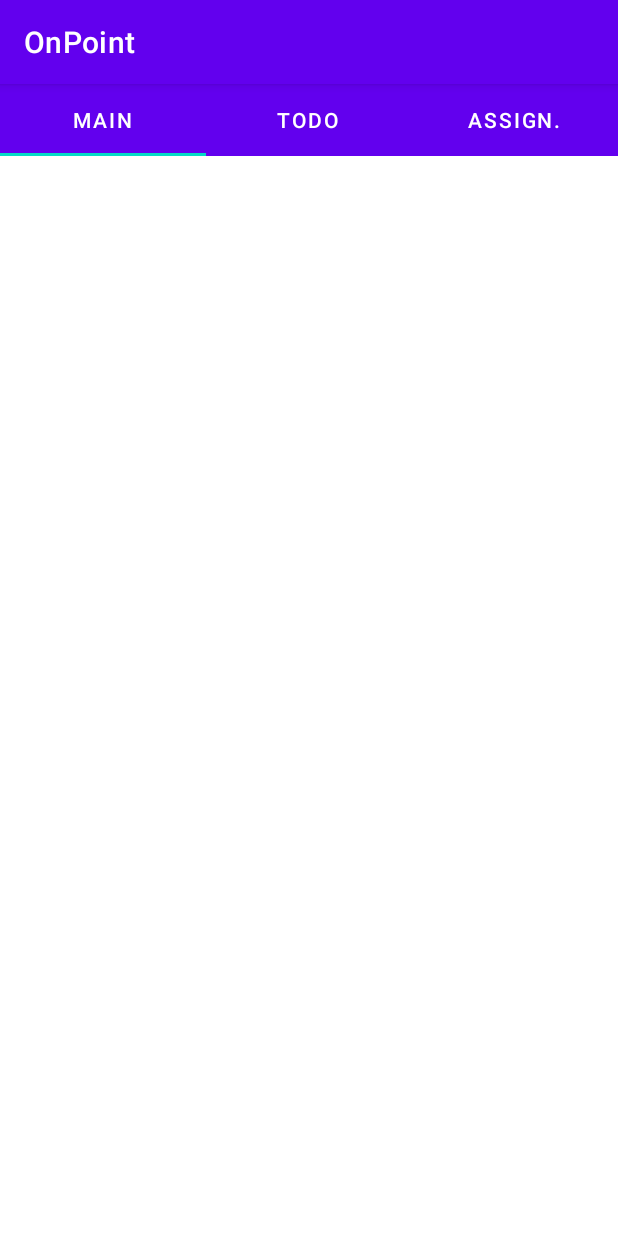
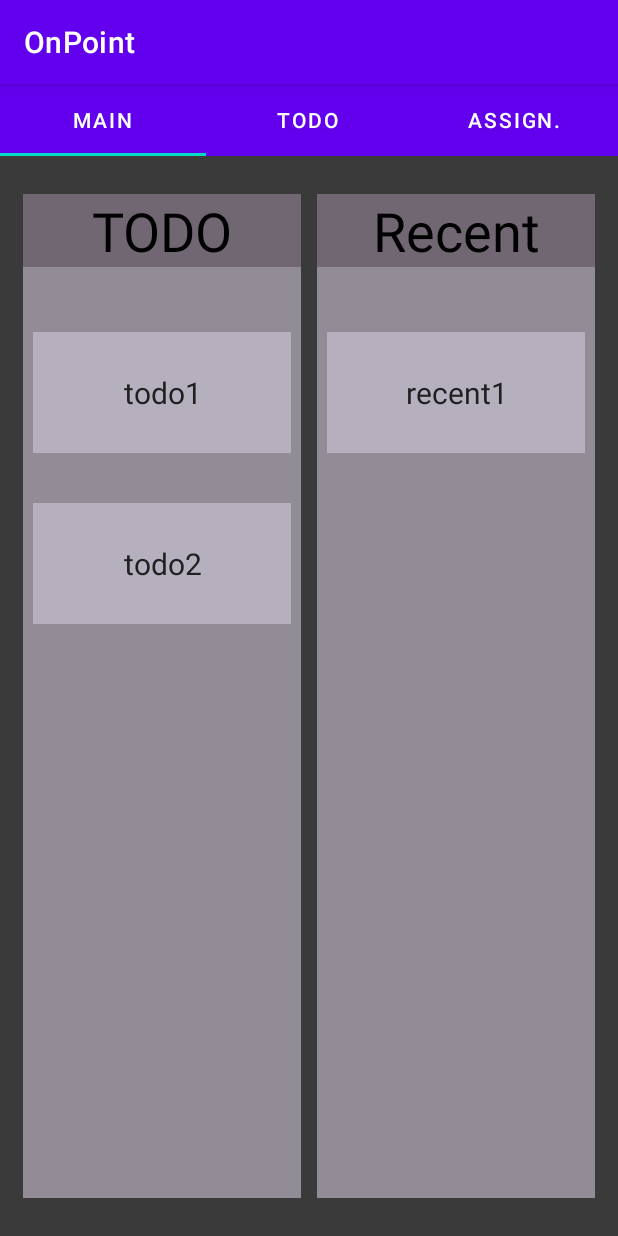
Before and after one commit to sw21-tug/Team_23, an Android app: the screen it shows after launch (MainTabbedActivity), on a phone screen of 412 x 824 dp. Run offline under Robolectric (Android 15) with nearby library versions, the phone set to English and light mode, and no system bars; 1 statement that could not run was skipped.

Commit message:
OnPoint-009A Solved Merge from Dev need cleanup [CD,GM]

```diff
--- a/app/src/main/java/at/tugraz/onpoint/ui/main/MainTabFragment.kt
+++ b/app/src/main/java/at/tugraz/onpoint/ui/main/MainTabFragment.kt
@@ -1,10 +1,14 @@
 package at.tugraz.onpoint.ui.main
 
 import android.os.Bundle
+import android.util.TypedValue
+import android.view.Gravity
 import android.view.LayoutInflater
 import android.view.View
 import android.view.ViewGroup
+import android.widget.LinearLayout
 import android.widget.TextView
+import androidx.core.content.ContextCompat.getColor
 import androidx.fragment.app.Fragment
 import androidx.lifecycle.Observer
 import androidx.lifecycle.ViewModelProvider
@@ -27,10 +31,58 @@ class MainTabFragment : Fragment() {
         savedInstanceState: Bundle?
     ): View? {
         val root = inflater.inflate(R.layout.fragment_main, container, false)
-        val textView: TextView = root.findViewById(R.id.section_label)
-        pageViewModel.text.observe(this, Observer<String> {
-            textView.text = it
-        })
+
+        val todoLayout = root.findViewById(R.id.homescreen_todo_list_id) as ViewGroup
+        val recentLayout = root.findViewById(R.id.recent_linear_layout) as ViewGroup
+        val todoList = listOf<String>("todo1", "todo2")
+        val recentList = listOf<String>("recent1")
+        for(todoItem in todoList){
+            // TextView2
+            println("In todo loop")
+            val lptv = LinearLayout.LayoutParams(
+                LinearLayout.LayoutParams.MATCH_PARENT,
+                LinearLayout.LayoutParams.WRAP_CONTENT)
+
+            lptv.setMargins(10, 50, 10, 0)
+            val textView = TextView(activity)
+            textView.setTextSize(TypedValue.COMPLEX_UNIT_SP, 20.0F)
+            textView.setLayoutParams(lptv)
+            textView.setText(todoItem)
+            textView.setTextColor(resources.getColor(R.color.text_grey))
+            textView.setPadding(30 , 40, 30, 40)
+            textView.setBackgroundColor(resources.getColor(R.color.lightGray_main))
+            textView.gravity = Gravity.CENTER
+
+            // textView.textAlignment =
+            todoLayout.addView(textView)
+
+
+        }
+
+        for(recentItem in recentList){
+            // TextView2
+            println("In todo loop")
+            val lptv = LinearLayout.LayoutParams(
+                LinearLayout.LayoutParams.MATCH_PARENT,
+                LinearLayout.LayoutParams.WRAP_CONTENT)
+
+            lptv.setMargins(10, 50, 10, 0)
+            val textView = TextView(activity)
+            textView.setTextSize(TypedValue.COMPLEX_UNIT_SP, 20.0F)
+            textView.setLayoutParams(lptv)
+            textView.setText(recentItem)
+            //textView.setTextColor(R.color.text_grey)
+            textView.setTextColor(resources.getColor(R.color.text_grey))
+
+            textView.setPadding(30 , 40, 30, 40)
+            textView.setBackgroundColor(resources.getColor(R.color.lightGray_main))
+            textView.gravity = Gravity.CENTER
+
+            recentLayout.addView(textView)
+
+
+        }
+
         return root
     }
 
--- a/app/src/main/res/layout/fragment_main.xml
+++ b/app/src/main/res/layout/fragment_main.xml
@@ -11,13 +11,107 @@
         android:id="@+id/section_label"
         android:layout_width="wrap_content"
         android:layout_height="wrap_content"
-        android:layout_marginStart="@dimen/activity_horizontal_margin"
-        android:layout_marginTop="@dimen/activity_vertical_margin"
-        android:layout_marginEnd="@dimen/activity_horizontal_margin"
-        android:layout_marginBottom="@dimen/activity_vertical_margin"
+        android:layout_marginStart="16dp"
+        android:layout_marginTop="16dp"
+        android:layout_marginEnd="16dp"
+        android:layout_marginBottom="16dp"
         app:layout_constraintLeft_toLeftOf="parent"
-        app:layout_constraintTop_toTopOf="@+id/constraintLayout"
+        app:layout_constraintTop_toTopOf="@+id/mainScreenLayout"
         tools:layout_constraintLeft_creator="1"
         tools:layout_constraintTop_creator="1" />
 
+    <LinearLayout
+        android:baselineAligned="false"
+        android:id="@+id/todo_linear_layout"
+        android:layout_width="match_parent"
+        android:layout_height="match_parent"
+        android:columnCount="2"
+        android:orientation="horizontal"
+        android:rowCount="1"
+        android:background="@color/darkGray_main">
+
+
+        <ScrollView
+            android:id="@+id/homescreen_todo_id"
+            android:orientation="horizontal"
+
+            android:layout_width="match_parent"
+            android:layout_weight="0.5"
+            android:layout_height="match_parent"
+
+            android:layout_marginStart="15dp"
+            android:layout_marginTop="25dp"
+            android:layout_marginBottom="25dp"
+            android:layout_marginEnd="5dp"
+
+
+            android:background="@color/lightGray_main"
+            android:fadingEdge="horizontal|vertical|none"
+            app:layout_constraintBottom_toBottomOf="parent"
+            app:layout_constraintEnd_toEndOf="parent"
+            app:layout_constraintStart_toStartOf="parent"
+            app:layout_constraintTop_toTopOf="parent">
+
+
+
+            <LinearLayout
+                android:id="@+id/homescreen_todo_list_id"
+                android:layout_width="match_parent"
+                android:layout_height="wrap_content"
+                android:orientation="vertical">
+
+                <TextView
+                    android:id="@+id/homescreen_todo_heading_id"
+                    android:layout_width="match_parent"
+                    android:layout_height="wrap_content"
+                    android:layout_marginBottom="10dp"
+                    android:gravity="center"
+                    android:text="@string/homescreen_todo_heading"
+                    android:textColor="@color/black"
+                    android:textSize="36sp"
+                    android:background="@color/darkishGray_main" />
+            </LinearLayout>
+        </ScrollView>
+
+        <ScrollView
+            android:id="@+id/homescreen_recent_id"
+
+            android:layout_width="match_parent"
+            android:layout_weight="0.5"
+            android:layout_height="match_parent"
+
+            android:layout_marginStart="5dp"
+            android:layout_marginTop="25dp"
+            android:layout_marginBottom="25dp"
+            android:layout_marginEnd="15dp"
+
+            android:background="@color/lightGray_main"
+            android:fadingEdge="horizontal|vertical|none"
+            app:layout_constraintBottom_toBottomOf="parent"
+            app:layout_constraintEnd_toEndOf="parent"
+            app:layout_constraintHorizontal_bias="1.0"
+            app:layout_constraintStart_toStartOf="parent"
+            app:layout_constraintTop_toTopOf="parent"
+            app:layout_constraintVertical_bias="1.0">
+
+            <LinearLayout
+                android:id="@+id/recent_linear_layout"
+                android:layout_width="match_parent"
+                android:layout_height="wrap_content"
+                android:orientation="vertical">
+
+                <TextView
+                    android:id="@+id/homescreen_recent_heading_id"
+                    android:layout_width="match_parent"
+                    android:layout_height="wrap_content"
+                    android:layout_marginBottom="10dp"
+                    android:gravity="center"
+                    android:text="@string/homescreen_recent_heading"
+                    android:textColor="@color/black"
+                    android:textSize="36sp"
+                    android:background="@color/darkishGray_main" />
+            </LinearLayout>
+        </ScrollView>
+
+    </LinearLayout>
 </androidx.constraintlayout.widget.ConstraintLayout>
```
Also changed, not shown: 1 other file.
